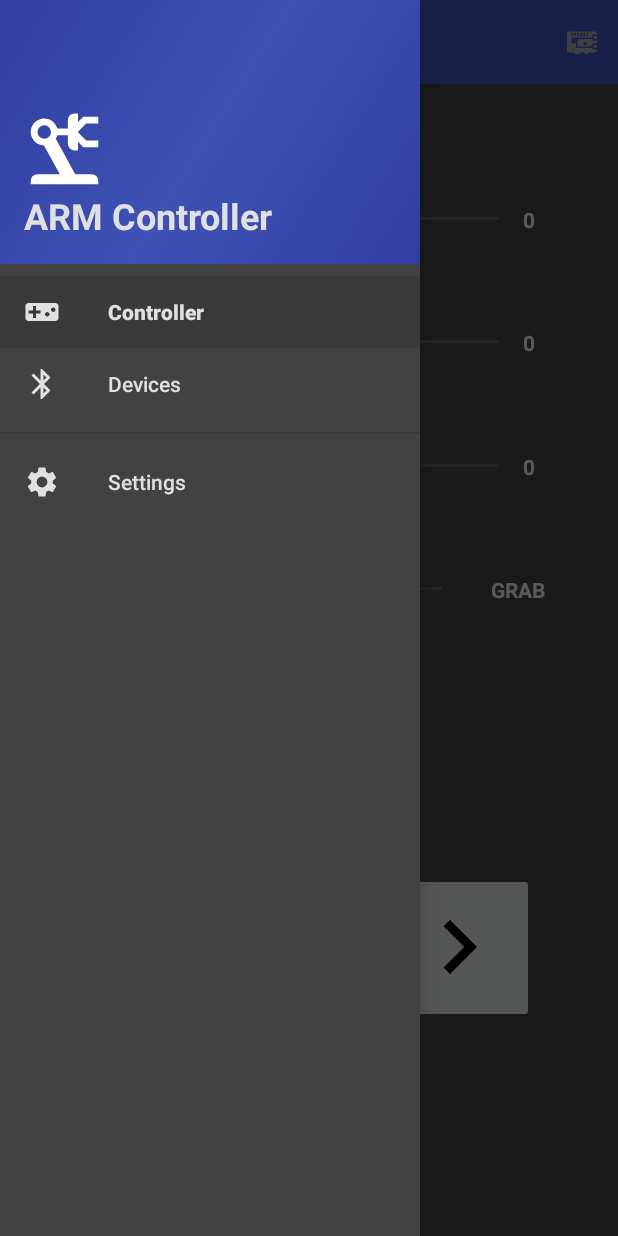
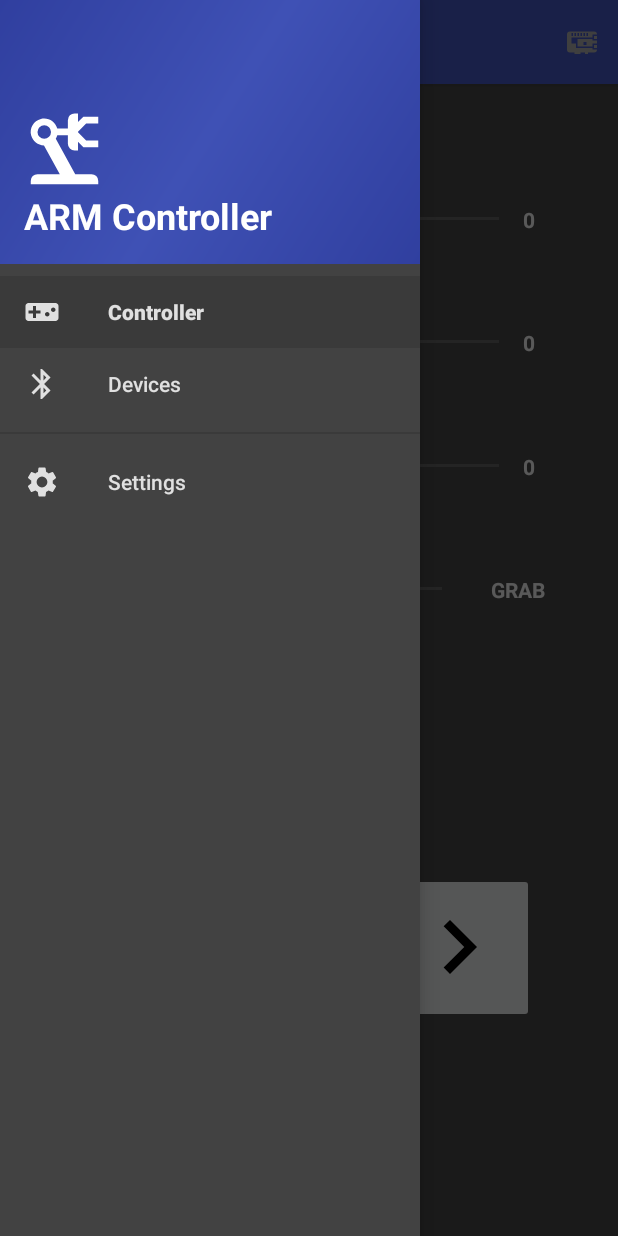
Before and after one commit to AvaPL/ARM, an Android app: the screen it shows after launch (MainActivity), with the side drawer open, on a phone screen of 412 x 824 dp. Run offline under Robolectric (Android 15) with nearby library versions, the phone set to English and light mode, and no system bars; our stand-ins replace navigation-ui.

Commit message:
Drawer header text color change.

```diff
--- a/ARMController/app/src/main/res/layout/nav_header_main.xml
+++ b/ARMController/app/src/main/res/layout/nav_header_main.xml
@@ -26,6 +26,7 @@
             android:text="@string/nav_header_title"
             android:textAppearance="@style/TextAppearance.AppCompat.Body1"
             android:textSize="24sp"
-            android:textStyle="bold" />
+            android:textStyle="bold"
+            android:textColor="@android:color/white"/>
 
 </LinearLayout>
```
